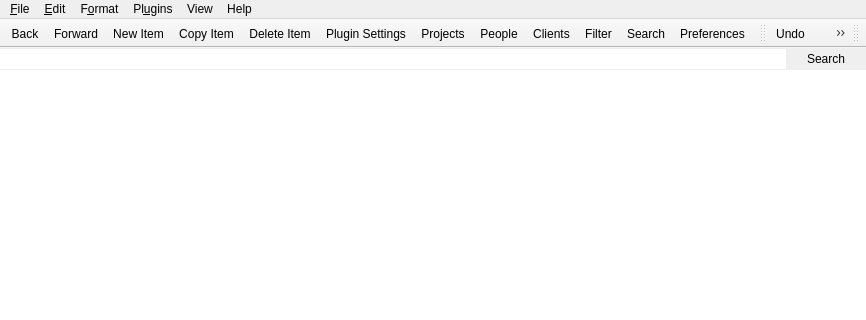
First picture: the form in mainwindow.ui, repository kestermckinney/ProjectNotes, before the edit; both pictures show x 0 to 866 and y 0 to 320 of the 866 by 641 pixel window.
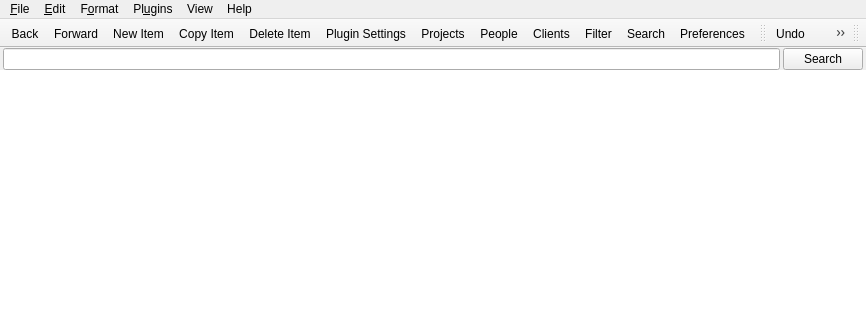
Second picture: the form after the edit. The open tabs and pages were chosen to show the change. Icons and pictures are not drawn. Custom widgets are drawn as their Qt base class.

What changed in the file:
```diff
--- a/mainwindow.ui
+++ b/mainwindow.ui
@@ -1328,7 +1328,13 @@
         <item>
          <layout class="QHBoxLayout" name="horizontalLayoutSearch">
           <property name="spacing">
-           <number>0</number>
+           <number>3</number>
+          </property>
+          <property name="leftMargin">
+           <number>3</number>
+          </property>
+          <property name="rightMargin">
+           <number>3</number>
           </property>
           <item>
            <widget class="QLineEdit" name="lineEditSearchText">
@@ -1339,7 +1345,7 @@
              </sizepolicy>
             </property>
             <property name="frame">
-             <bool>false</bool>
+             <bool>true</bool>
             </property>
            </widget>
           </item>
@@ -1349,7 +1355,7 @@
              <string>Search</string>
             </property>
             <property name="flat">
-             <bool>true</bool>
+             <bool>false</bool>
             </property>
            </widget>
           </item>
@@ -2207,6 +2213,17 @@
    <extends>QTableView</extends>
    <header>trackeritemsview.h</header>
   </customwidget>
+  <customwidget>
+   <class>SearchPage</class>
+   <extends>QWidget</extends>
+   <header>searchpage.h</header>
+   <container>1</container>
+  </customwidget>
+  <customwidget>
+   <class>SearchResultsView</class>
+   <extends>QTableView</extends>
+   <header>searchresultsview.h</header>
+  </customwidget>
  </customwidgets>
  <resources>
   <include location="Resources.qrc"/>
```
Left out of the diff: 6 changed lines with no effect on the pictures.
